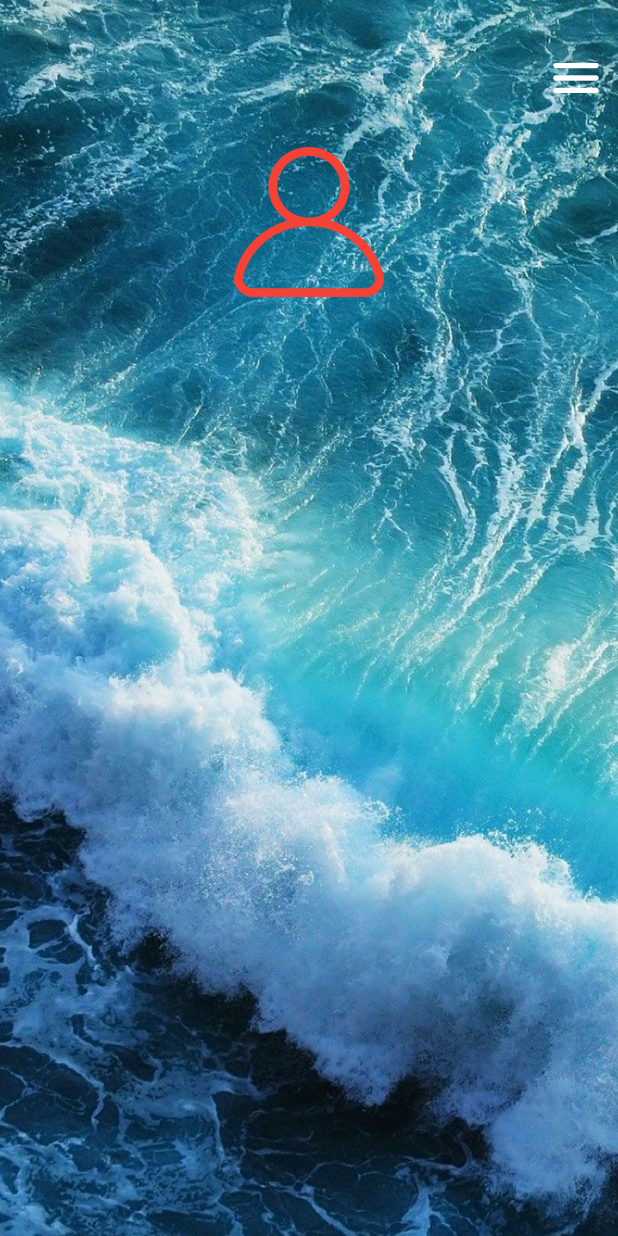
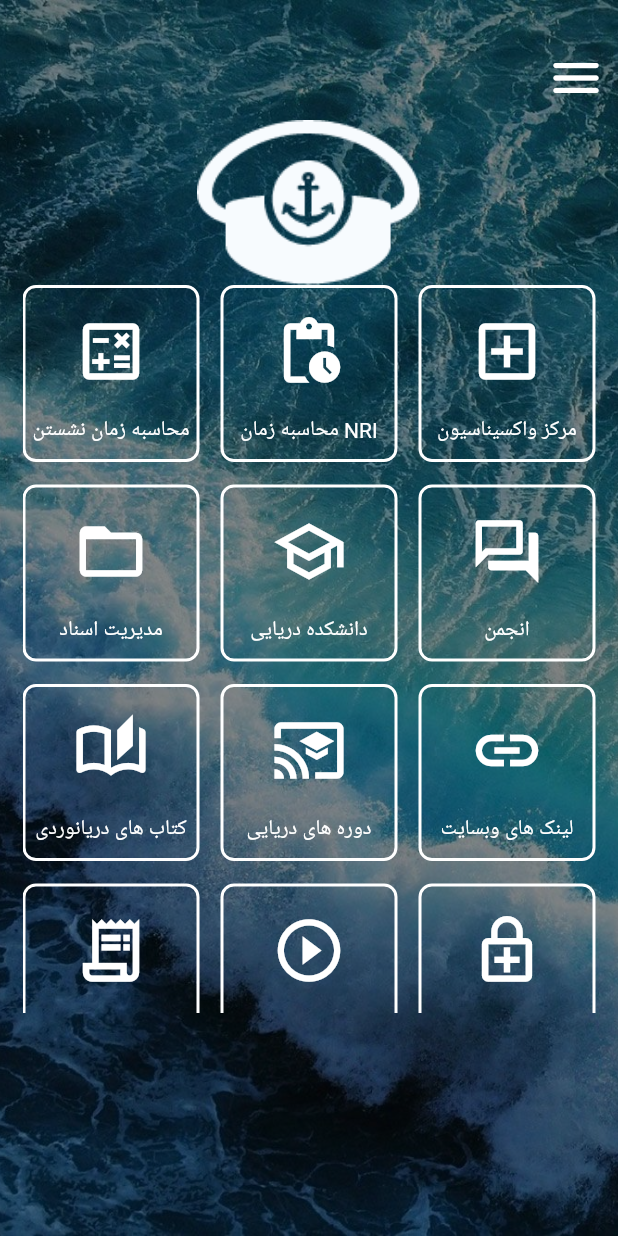
Before and after one commit to KamranGhazi72/DaryaNavardi_Flutter, a Flutter app: the screen it shows after launch, on a phone screen of 412 x 824 dp. Run offline on Flutter 3.47's test engine with Material 2 defaults, Android fonts, the phone set to English and light mode, and no system bars; our stand-ins replace flutter_svg.

Commit message:
Home UI Commit

```diff
--- a/lib/screens/home/widget/body.dart
+++ b/lib/screens/home/widget/body.dart
@@ -1,3 +1,4 @@
+import 'package:darya_navardi/screens/home/widget/grid_card.dart';
 import 'package:flutter/material.dart';
 import 'package:flutter_svg/flutter_svg.dart';
 
@@ -7,8 +8,10 @@ class Body extends StatelessWidget {
     return Container(
       decoration: BoxDecoration(
         image: DecorationImage(
+          fit: BoxFit.cover,
+          colorFilter: new ColorFilter.mode(
+              Colors.black.withOpacity(0.45), BlendMode.darken),
           image: AssetImage("assets/images/sea-home.jpg"),
-          fit: BoxFit.cover,
         ),
       ),
       child: Column(
@@ -30,18 +33,25 @@ class Body extends StatelessWidget {
             ),
           ),
           Padding(
-            padding: const EdgeInsets.symmetric(vertical: 10),
+            padding: const EdgeInsets.symmetric(vertical: 0),
             child: Center(
-                child: IconButton(
-              iconSize: 100,
-              icon: SvgPicture.asset('assets/icons/User.svg',
-                  height: 100,
-                  width: 100,
-                  color: Colors.red,
-                  semanticsLabel: 'A red up arrow'),
-              onPressed: () {},
-            )),
+              child: Image.asset(
+                'assets/images/XMLID_240_.png',
+                fit: BoxFit.cover,
+                height: 110,
+              ),
+              //     child: IconButton(
+              //   iconSize: 100,
+              //   icon: SvgPicture.asset('assets/icons/User.svg',
+              //       height: 100,
+              //       width: 100,
+              //       color: Colors.red,
+              //       semanticsLabel: 'A red up arrow'),
+              //   onPressed: () {},
+              // )
+            ),
           ),
+          GridCard(),
         ],
       ),
     );
--- /dev/null
+++ b/lib/screens/home/widget/grid_card.dart
@@ -0,0 +1,79 @@
+import 'package:flutter/material.dart';
+
+class GridCard extends StatelessWidget {
+  @override
+  Widget build(BuildContext context) {
+    return SingleChildScrollView(
+      child: Container(
+        padding: EdgeInsets.symmetric(horizontal: 15),
+        height: 485,
+        child: GridView.count(
+            crossAxisCount: 3,
+            crossAxisSpacing: 14.0,
+            mainAxisSpacing: 15.0,
+            children: List.generate(choices.length, (index) {
+              return Center(
+                child: SelectCard(choice: choices[index]),
+              );
+            })),
+      ),
+    );
+  }
+}
+
+class Choice {
+  String title;
+  IconData icon;
+
+  Choice({required this.title, required this.icon});
+}
+
+List<Choice> choices = <Choice>[
+  Choice(title: 'محاسبه زمان نشستن', icon: Icons.calculate_outlined),
+  Choice(title: 'محاسبه زمان NRI', icon: Icons.pending_actions_outlined),
+  Choice(title: 'مرکز واکسیناسیون', icon: Icons.add_box_outlined),
+  Choice(title: 'مدیریت اسناد', icon: Icons.folder_open_outlined),
+  Choice(title: 'دانشکده دریایی', icon: Icons.school_outlined),
+  Choice(title: 'انجمن', icon: Icons.forum_outlined),
+  Choice(title: 'کتاب های دریانوردی', icon: Icons.auto_stories_outlined),
+  Choice(title: 'دوره های دریایی', icon: Icons.cast_for_education_outlined),
+  Choice(title: 'لینک های وبسایت', icon: Icons.link_outlined),
+  Choice(title: 'بخشنامه ها', icon: Icons.receipt_long_outlined),
+  Choice(title: 'ویدئوهای یوتیوب', icon: Icons.play_circle_outline_outlined),
+  Choice(title: 'پزشکان', icon: Icons.enhanced_encryption_outlined),
+];
+
+class SelectCard extends StatelessWidget {
+  SelectCard({Key? key, required this.choice}) : super(key: key);
+  final Choice choice;
+
+  @override
+  Widget build(BuildContext context) {
+    return GestureDetector(
+      onTap: () {},
+      child: Container(
+          // color: Colors.orange,
+          decoration: BoxDecoration(
+              border: Border.all(
+                width: 2,
+                color: Colors.white,
+              ),
+              borderRadius: BorderRadius.circular(9)),
+          child: Center(
+            child: Column(
+                crossAxisAlignment: CrossAxisAlignment.center,
+                children: <Widget>[
+                  Expanded(
+                      child:
+                          Icon(choice.icon, size: 50.0, color: Colors.white)),
+                  Padding(
+                    padding: const EdgeInsets.only(bottom: 10),
+                    child: Text(choice.title,
+                        textAlign: TextAlign.center,
+                        style: TextStyle(color: Colors.white)),
+                  ),
+                ]),
+          )),
+    );
+  }
+}
```
Also changed, not shown: assets/images/XMLID_240_.png (added).
